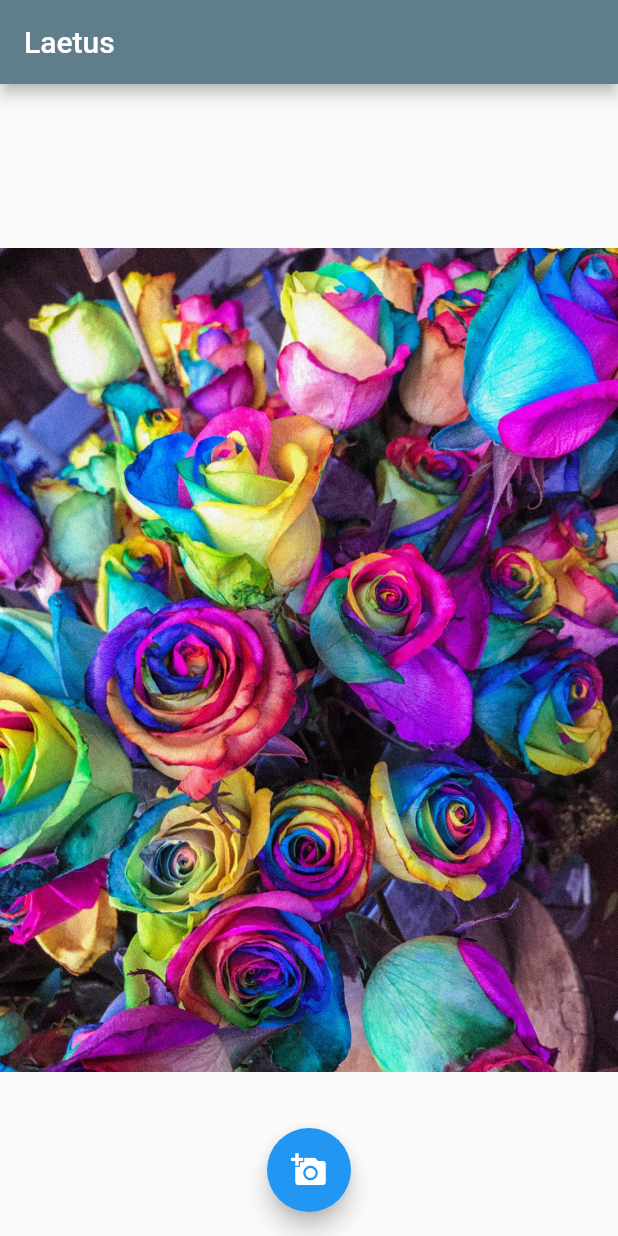
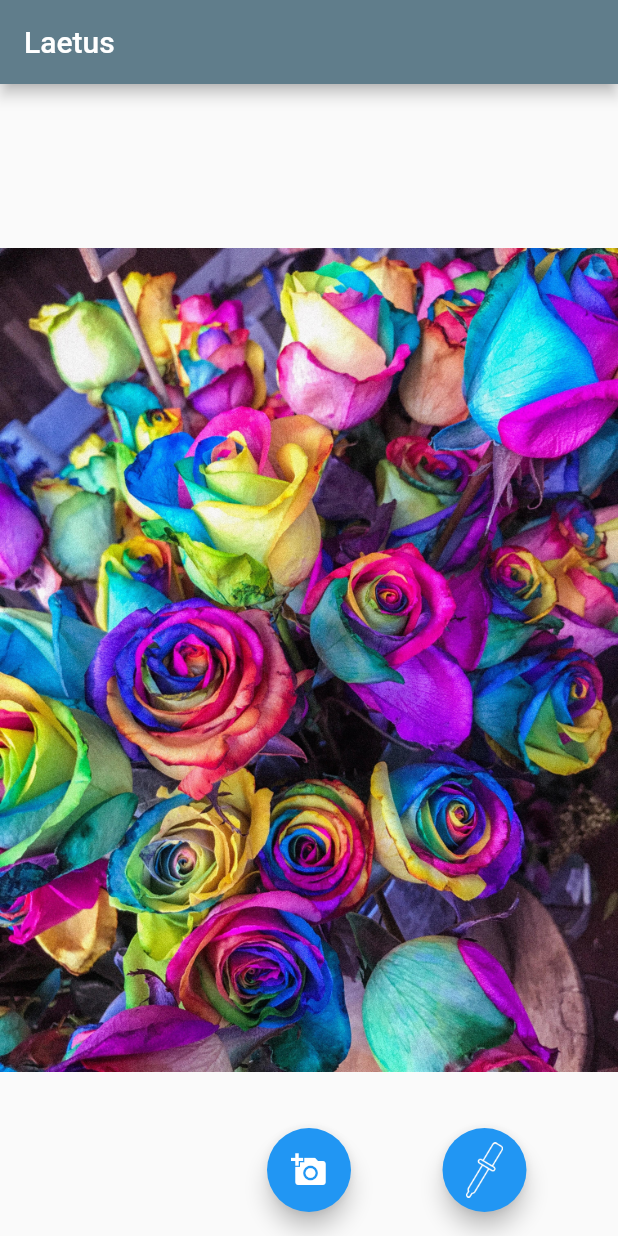
Before and after one commit to CodeZeus-dev/laetus, a Flutter app: the screen it shows after launch, on a phone screen of 412 x 824 dp. Run offline on Flutter 3.47's test engine with Material 2 defaults, Android fonts, the phone set to English and light mode, and no system bars; our stand-ins replace image_picker; missing offline and left inert: image_pixels.

Commit message:
button better

```diff
--- a/lib/main.dart
+++ b/lib/main.dart
@@ -24,6 +24,7 @@ class _LaetusAppState extends State<LaetusApp> {
   Positioned dropper = Positioned(
     child: Container(width: 0.0, height: 0.0),
   );
+  Color currentSelection;
 
   Future _getImage(camOrGal) async {
     ImageSource source;
@@ -51,6 +52,7 @@ class _LaetusAppState extends State<LaetusApp> {
     bool flippedX = box.size.width - localOffset.dx < Dropper.totalWidth;
     bool flippedY = localOffset.dy < Dropper.totalHeight;
     if (box.size.height - localOffset.dy > 0 && localOffset.dy > 0) {
+      currentSelection = img.pixelColorAt(x, y);
       setState(() {
         _createDropper(localOffset.dx, box.size.height - localOffset.dy,
             img.pixelColorAt(x, y), flippedX, flippedY);
@@ -101,7 +103,16 @@ class _LaetusAppState extends State<LaetusApp> {
           ),
         ),
         floatingActionButtonLocation: FloatingActionButtonLocation.centerFloat,
-        floatingActionButton: Builder(
+        floatingActionButton: Row(
+          mainAxisAlignment: MainAxisAlignment.spaceEvenly,
+          children: <Widget>[
+            FloatingActionButton(
+              elevation: 0.0,
+              backgroundColor: Colors.transparent,
+              child: Container(),
+              onPressed: () => {},
+            ),
+            Builder(
               builder: (context) => FloatingActionButton(
                   child: Theme.of(context).platform == TargetPlatform.iOS
                       ? Icon(CupertinoIcons.camera)
@@ -145,6 +156,20 @@ class _LaetusAppState extends State<LaetusApp> {
                         });
                   }),
             ),
+            FloatingActionButton(
+                child: Center(
+                  child: Image.asset(
+                    'assets/images/dropper_white_transparent_background.jpeg',
+                    scale: 8.5,
+                  ),
+                ),
+                onPressed: () {
+                  if (currentSelection != null) {
+                    print("the currently selected colour is $currentSelection");
+                  }
+                }),
+          ],
+        ),
       ),
     );
   }
```
Also changed, not shown: assets/images/dropper_white_transparent_background.jpeg (added). Lines whose indentation alone changed are shown as unchanged.
